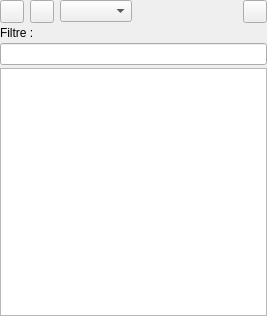
The window that xinx/ui/projectdirectorywidget.ui (phoenix741/xinx) describes before a commit, drawn with Qt 5.
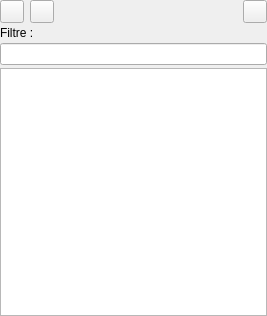
The same window after the commit. Icons and pictures are not drawn. Custom widgets are drawn as their Qt base class.

Diff of the .ui file:
```diff
--- a/xinx/ui/projectdirectorywidget.ui
+++ b/xinx/ui/projectdirectorywidget.ui
@@ -57,13 +57,6 @@
        </property>
       </widget>
      </item>
-     <item>
-      <widget class="QComboBox" name="m_prefixComboBox">
-       <property name="whatsThis">
-        <string>This is a list of prefix used in the project. This list is used to check if a file is standard or derived. The selected prefix is used when saving standard file, to propose automatically the file name prefixed of the selected value.</string>
-       </property>
-      </widget>
-     </item>
      <item>
       <spacer>
        <property name="orientation">
```
